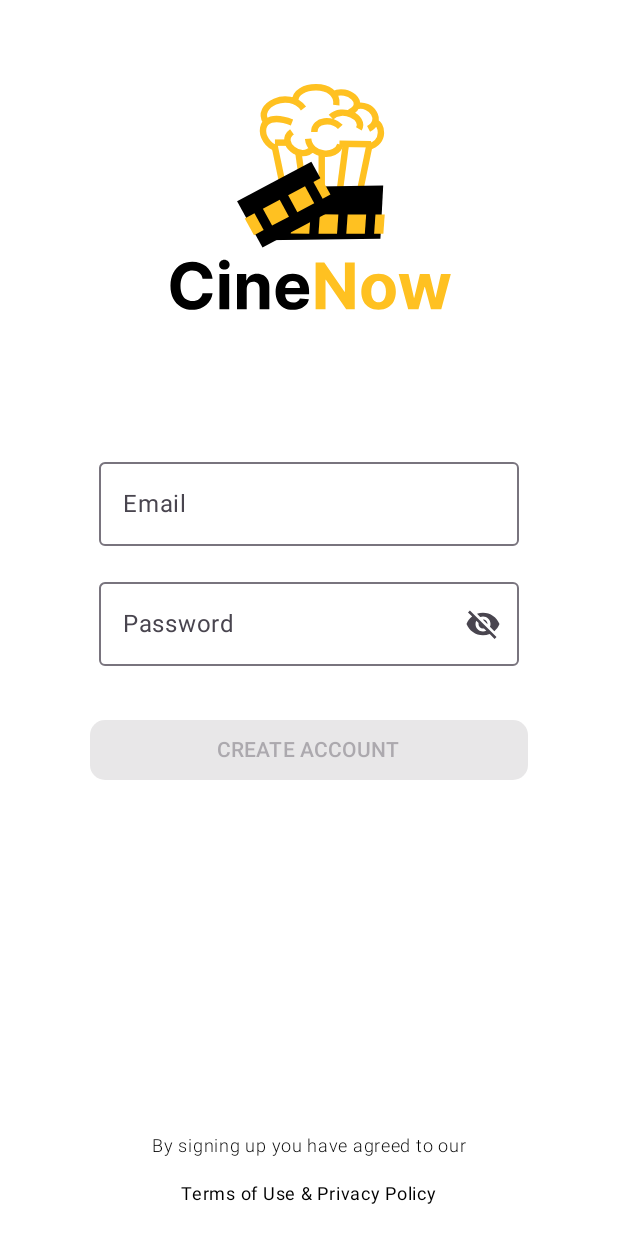
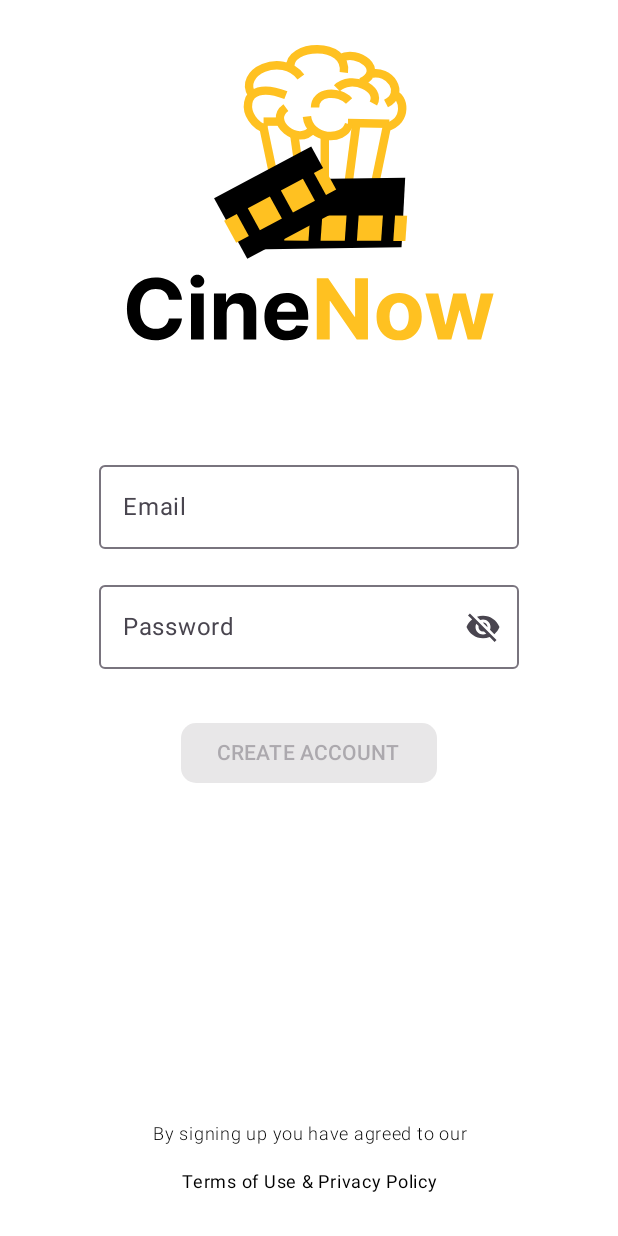
Before and after one commit to ukhanyov/CinemaDummyApp, an Android app built with Jetpack Compose: the CreateAccountScreen screen opened through its navigation route, on a phone screen of 412 x 824 dp. Run offline under Robolectric (Android 15) with nearby library versions, the phone set to English and light mode, and no system bars.

Commit message:
create account different screens fixes, done

```diff
--- a/app/src/main/java/com/example/cinemadummyapp/screens/CreateAccountScreen.kt
+++ b/app/src/main/java/com/example/cinemadummyapp/screens/CreateAccountScreen.kt
@@ -22,6 +22,7 @@ import androidx.compose.ui.text.font.FontWeight
 import androidx.compose.ui.text.input.KeyboardType
 import androidx.compose.ui.text.input.PasswordVisualTransformation
 import androidx.compose.ui.text.input.VisualTransformation
+import androidx.compose.ui.text.style.TextAlign
 import androidx.compose.ui.tooling.preview.*
 import androidx.compose.ui.unit.dp
 import androidx.compose.ui.unit.sp
@@ -47,27 +48,36 @@ fun CreateAccountScreenPreview() {
 fun CreateAccountScreen(
     onCreateAccountClicked: () -> Unit = {}
 ) {
-    Box(
+    Column(
         modifier = Modifier
             .fillMaxSize()
             .background(Color.White)
     ) {
+        Box(
+            modifier = Modifier
+                .weight(0.75f)
+                .align(Alignment.CenterHorizontally)
+        ) {
             val painter = painterResource(R.drawable.logo2)
             Image(
                 modifier = Modifier
-                .aspectRatio(painter.intrinsicSize.width / painter.intrinsicSize.height)
-                .padding(45.dp)
+                    .aspectRatio(136.dp / 102.dp)
+                    .padding(top = 16.dp)
                     .fillMaxWidth()
-                .align(Alignment.TopCenter)
+                    .align(Alignment.Center)
                     .sizeIn(maxWidth = 136.dp, maxHeight = 102.dp),
                 painter = painter,
                 contentDescription = null,
                 contentScale = ContentScale.Fit
             )
+        }
+        Box(
+            modifier = Modifier
+                .weight(0.8f)
+        ) {
             Column(
                 modifier = Modifier
                     .fillMaxSize(),
-            verticalArrangement = Arrangement.Center,
                 horizontalAlignment = Alignment.CenterHorizontally,
             ) {
                 var email by rememberSaveable { mutableStateOf("") }
@@ -114,14 +124,17 @@ fun CreateAccountScreen(
                     onClick = { onCreateAccountClicked() },
                     shape = RoundedCornerShape(10.dp),
                     colors = ButtonDefaults.buttonColors(containerColor = AppMainAccent),
-                modifier = Modifier
-                    .fillMaxWidth()
-                    .padding(horizontal = 60.dp),
+                    modifier = Modifier,
                     enabled = email.isNotBlank() && email.isValidEmail() && password.isValidPassword()
                 ) {
                     Text(text = "CREATE ACCOUNT")
                 }
             }
+        }
+        Box(
+            modifier = Modifier
+                .weight(0.5f)
+        ) {
             Column(
                 modifier = Modifier
                     .align(Alignment.BottomCenter)
@@ -132,13 +145,17 @@ fun CreateAccountScreen(
                 Text(
                     text = "By signing up you have agreed to our",
                     fontWeight = FontWeight.Light,
-                fontSize = 12.sp
+                    fontSize = 12.sp,
+                    textAlign = TextAlign.Center
                 )
                 Spacer(modifier = Modifier.size(8.dp))
                 Text(
                     text = "Terms of Use & Privacy Policy",
-                fontSize = 12.sp
+                    fontSize = 12.sp,
+                    textAlign = TextAlign.Center
                 )
+                Spacer(modifier = Modifier.size(8.dp))
             }
         }
     }
+}
```
Lines whose indentation alone changed are shown as unchanged.
